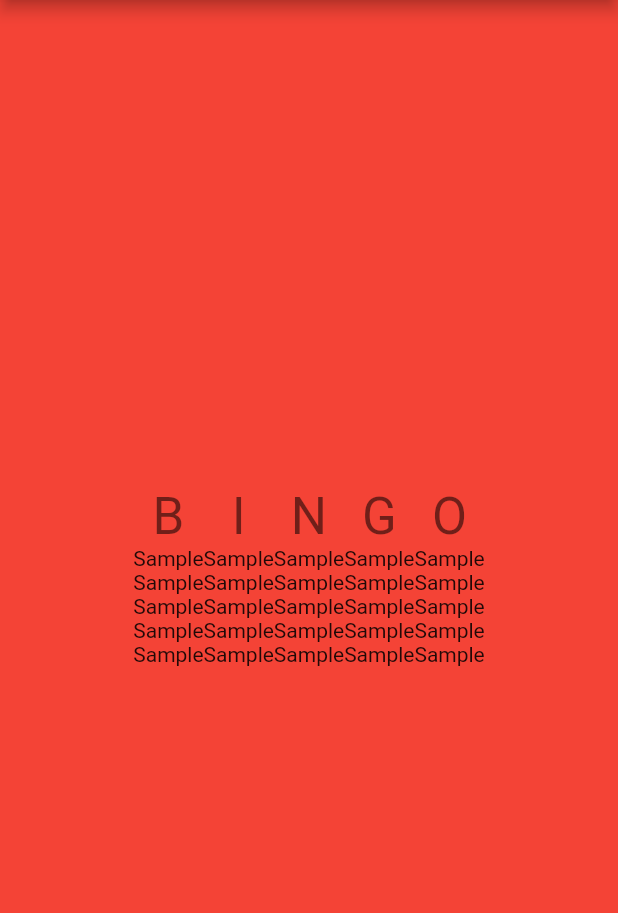
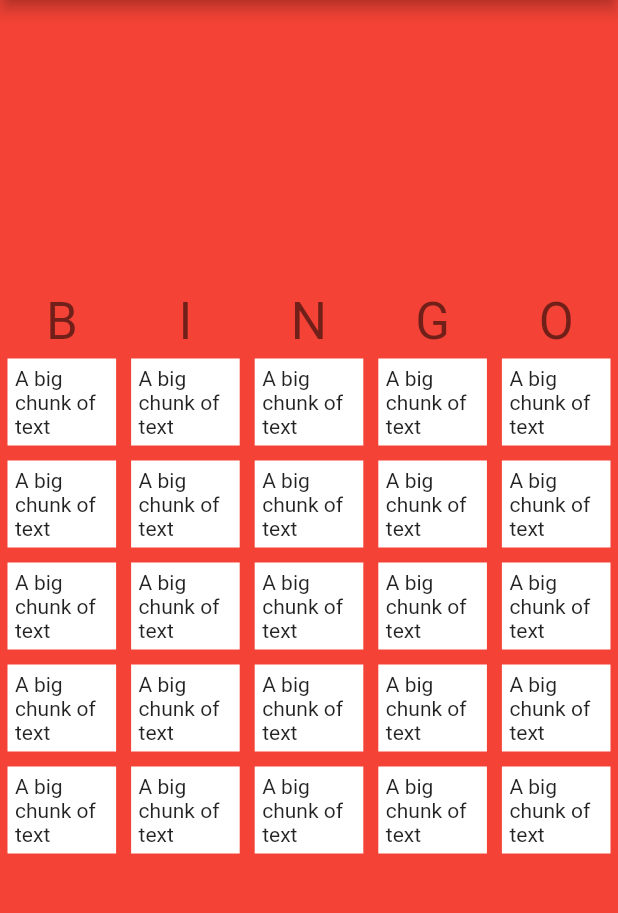
Before and after one commit to skmcmannis/bingo, a Flutter app: the screen it shows after launch, on a phone screen of 412 x 824 dp, the part 84-997 px from its top. Run offline on Flutter 3.47's test engine with Material 2 defaults, Android fonts, the phone set to English and light mode, and no system bars.

Commit message:
boxes with wrapped text

```diff
--- a/lib/app.dart
+++ b/lib/app.dart
@@ -8,6 +8,7 @@ class Bingo extends StatelessWidget {
     return MaterialApp(
       title: 'Neighborhood Bingo',
       theme: ThemeData(
+        dialogBackgroundColor: Colors.white,
         backgroundColor: Colors.red,
         primarySwatch: Colors.green,
       ),
--- a/lib/components/square.dart
+++ b/lib/components/square.dart
@@ -23,7 +23,14 @@ class _SquareState extends State<Square> {
   Widget build(BuildContext context) {
     return Flexible(
       child: Container(
-        child: Text('Sample')
+        color: Theme.of(context).dialogBackgroundColor,
+        constraints: BoxConstraints(
+          maxHeight: MediaQuery.of(context).size.width / 6
+        ),
+        child:
+          Text('A big chunk of text'),
+        padding: const EdgeInsets.all(5),
+        margin: const EdgeInsets.all(5),
       )
     );
   }
--- a/lib/screens/game_board.dart
+++ b/lib/screens/game_board.dart
@@ -23,7 +23,8 @@ class GameBoard extends StatelessWidget {
             Row(
               mainAxisAlignment: MainAxisAlignment.center,
               children: <Widget>[
-                Column(
+                Expanded(
+                  child: Column(
                     children: <Widget>[
                       Text('B',
                         style: Theme.of(context).textTheme.display1
@@ -36,7 +37,9 @@ class GameBoard extends StatelessWidget {
                     ],
                     mainAxisSize: MainAxisSize.min,
                   ),
-                Column(
+                ),
+                Expanded(
+                  child: Column(
                     children: <Widget>[
                       Text('I',
                         style: Theme.of(context).textTheme.display1
@@ -49,7 +52,9 @@ class GameBoard extends StatelessWidget {
                     ],
                     mainAxisSize: MainAxisSize.min,
                   ),
-                Column(
+                ),
+                Expanded(
+                  child: Column(
                     children: <Widget>[
                       Text('N',
                         style: Theme.of(context).textTheme.display1
@@ -62,7 +67,9 @@ class GameBoard extends StatelessWidget {
                     ],
                     mainAxisSize: MainAxisSize.min,
                   ),
-                Column(
+                ),
+                Expanded(
+                  child: Column(
                     children: <Widget>[
                       Text('G',
                         style: Theme.of(context).textTheme.display1
@@ -75,7 +82,9 @@ class GameBoard extends StatelessWidget {
                     ],
                     mainAxisSize: MainAxisSize.min,
                   ),
-                Column(
+                ),
+                Expanded(
+                  child: Column(
                     children: <Widget>[
                       Text('O',
                         style: Theme.of(context).textTheme.display1
@@ -88,6 +97,7 @@ class GameBoard extends StatelessWidget {
                     ],
                     mainAxisSize: MainAxisSize.min,
                   ),
+                ),
               ]
             )
           ],
```
Lines whose indentation alone changed are shown as unchanged.
